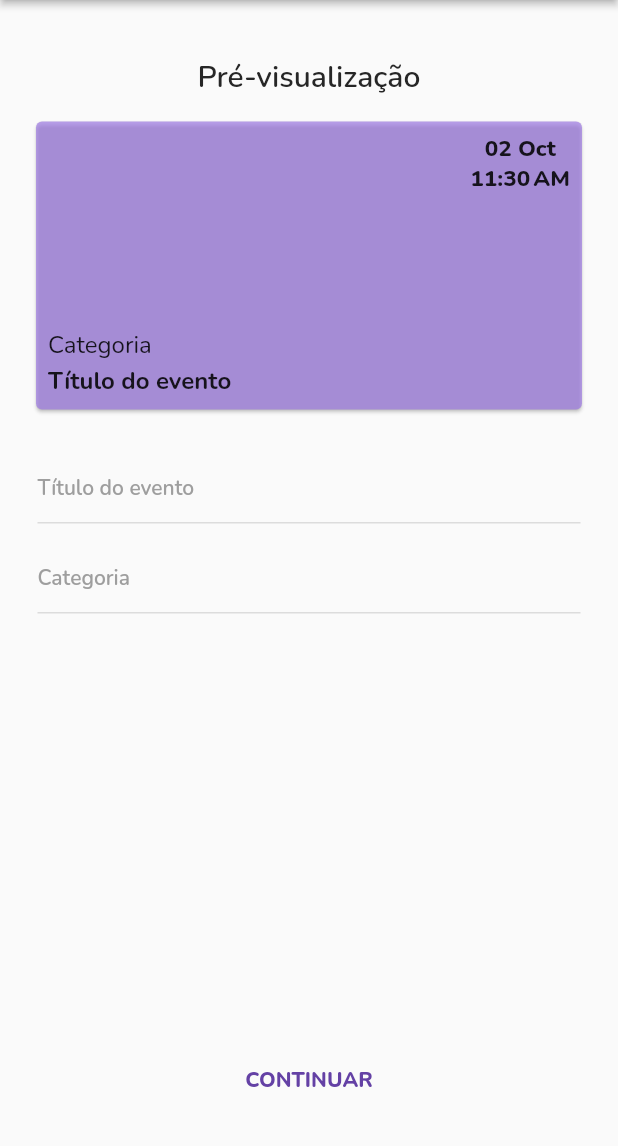
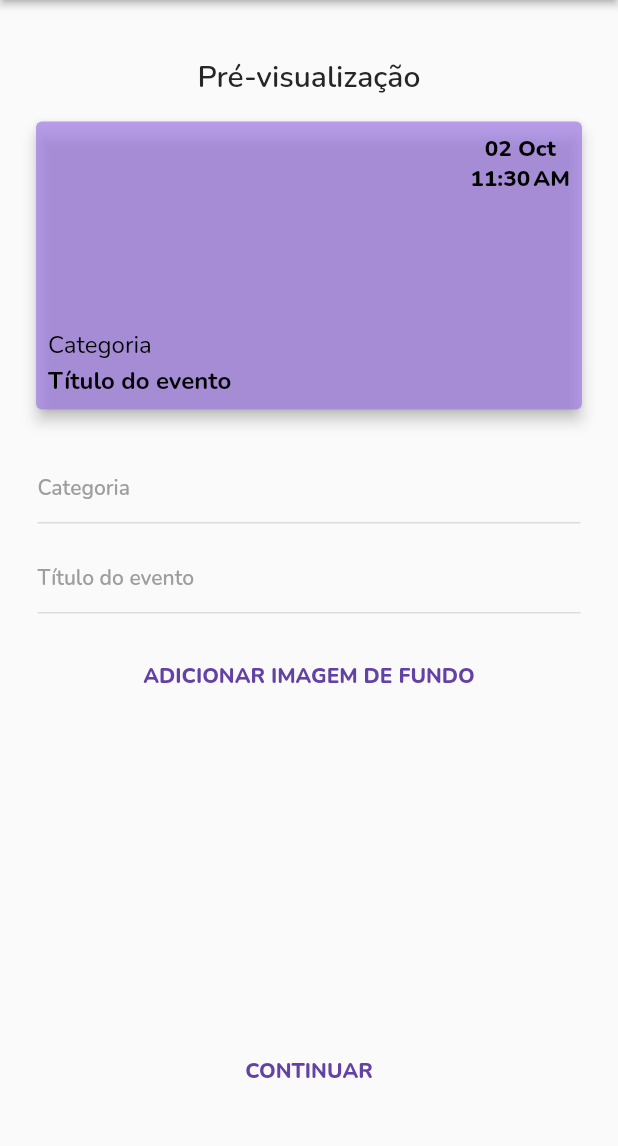
Before and after one commit to jonathalimax/streamer-time, a Flutter app: the CreateEventDateTimeScreen screen opened by its route, after a tap on "CONTINUAR", on a phone screen of 412 x 824 dp, the part 84-1230 px from its top. Run offline on Flutter 3.47's test engine with Material 2 defaults, Android fonts, the phone set to English and light mode, and no system bars; drawn by our look-alikes of flutter_typeahead; our stand-ins replace cached_network_image, cloud_firestore, firebase_core, flutter_secure_storage, flutter_spinkit, hive and 8 more; missing offline and left inert: twitch_api; accounts and stored records are empty.

Commit message:
Improve event data create screen

```diff
--- a/src/app/lib/app/app.dart
+++ b/src/app/lib/app/app.dart
@@ -1,5 +1,5 @@
+import 'package:app/features/event/event_data/create_event_data_screen.dart';
 import 'package:app/features/event/event_date/create_event_date_time_screen.dart';
-import 'package:app/features/event/event_title/create_event_title_screen.dart';
 import 'package:app/network/api/firestore_api.dart';
 import 'package:app/features/agenda/agenda_screen.dart';
 import 'package:app/features/agenda/agenda_viewmodel.dart';
@@ -36,7 +36,7 @@ import 'package:stacked_services/stacked_services.dart';
     MaterialRoute(page: StreamerScreen),
     MaterialRoute(page: ChannelsScreen),
     MaterialRoute(page: CreateEventDateTimeScreen),
-    MaterialRoute(page: CreateEventTitleScreen),
+    MaterialRoute(page: CreateEventDataScreen),
   ],
   dependencies: [
     LazySingleton(classType: TwitchService),
--- a/src/app/lib/app/app.router.dart
+++ b/src/app/lib/app/app.router.dart
@@ -13,9 +13,8 @@ import 'package:stacked/stacked_annotations.dart';
 import '../features/agenda/agenda_screen.dart';
 import '../features/channels/channels_screen.dart';
 import '../features/discover/discover_screen.dart';
+import '../features/event/event_data/create_event_data_screen.dart';
 import '../features/event/event_date/create_event_date_time_screen.dart';
-import '../features/event/event_title/create_event_title_screen.dart';
-import '../features/event/event_title/create_event_title_viewmodel.dart';
 import '../features/home/home_screen.dart';
 import '../features/login/login_screen.dart';
 import '../features/profile/profile_screen.dart';
@@ -36,7 +35,7 @@ class Routes {
   static const String channelsScreen = '/channels-screen';
   static const String createEventDateTimeScreen =
       '/create-event-date-time-screen';
-  static const String createEventTitleScreen = '/create-event-title-screen';
+  static const String createEventDataScreen = '/create-event-data-screen';
   static const all = <String>{
     startupScreen,
     loginScreen,
@@ -48,7 +47,7 @@ class Routes {
     streamerScreen,
     channelsScreen,
     createEventDateTimeScreen,
-    createEventTitleScreen,
+    createEventDataScreen,
   };
 }
 
@@ -66,7 +65,7 @@ class StackedRouter extends RouterBase {
     RouteDef(Routes.streamerScreen, page: StreamerScreen),
     RouteDef(Routes.channelsScreen, page: ChannelsScreen),
     RouteDef(Routes.createEventDateTimeScreen, page: CreateEventDateTimeScreen),
-    RouteDef(Routes.createEventTitleScreen, page: CreateEventTitleScreen),
+    RouteDef(Routes.createEventDataScreen, page: CreateEventDataScreen),
   ];
   @override
   Map<Type, StackedRouteFactory> get pagesMap => _pagesMap;
@@ -144,10 +143,10 @@ class StackedRouter extends RouterBase {
         settings: data,
       );
     },
-    CreateEventTitleScreen: (data) {
-      var args = data.getArgs<CreateEventTitleScreenArguments>(nullOk: false);
+    CreateEventDataScreen: (data) {
+      var args = data.getArgs<CreateEventDataScreenArguments>(nullOk: false);
       return MaterialPageRoute<MaterialRoute<dynamic>>(
-        builder: (context) => CreateEventTitleScreen(
+        builder: (context) => CreateEventDataScreen(
           key: args.key,
           viewModel: args.viewModel,
         ),
@@ -183,9 +182,9 @@ class ChannelsScreenArguments {
   ChannelsScreenArguments({required this.game, required this.gameId, this.key});
 }
 
-/// CreateEventTitleScreen arguments holder class
-class CreateEventTitleScreenArguments {
+/// CreateEventDataScreen arguments holder class
+class CreateEventDataScreenArguments {
   final Key? key;
-  final CreateEventTitleViewModel viewModel;
-  CreateEventTitleScreenArguments({this.key, required this.viewModel});
+  final dynamic viewModel;
+  CreateEventDataScreenArguments({this.key, required this.viewModel});
 }
--- a/src/app/lib/features/event/event_title/create_event_title_screen.dart
+++ b/src/app/lib/features/event/event_data/create_event_data_screen.dart
@@ -1,8 +1,9 @@
-import 'package:app/features/event/event_title/create_event_title_viewmodel.dart';
+import 'package:app/features/event/event_data/create_event_data_viewmodel.dart';
 import 'package:app/widgets/card_event/card_event_view.dart';
 import 'package:design_system/design_system.dart';
 import 'package:design_system/widgets/app_button.dart';
 import 'package:design_system/widgets/app_text.dart';
+import 'package:flutter/cupertino.dart';
 
 import 'package:flutter/material.dart';
 import 'package:flutter_spinkit/flutter_spinkit.dart';
@@ -10,12 +11,12 @@ import 'package:flutter_typeahead/flutter_typeahead.dart';
 import 'package:stacked/stacked.dart';
 import 'package:twitch_api/twitch_api.dart';
 
-class CreateEventTitleScreen extends StatelessWidget {
-  final CreateEventTitleViewModel viewModel;
+class CreateEventDataScreen extends StatelessWidget {
+  final CreateEventDataViewModel viewModel;
   final TextEditingController _controller;
   final FocusNode _focusNode;
 
-  CreateEventTitleScreen({
+  CreateEventDataScreen({
     Key? key,
     required this.viewModel,
   })  : _controller = TextEditingController(),
@@ -24,7 +25,7 @@ class CreateEventTitleScreen extends StatelessWidget {
 
   @override
   Widget build(BuildContext context) {
-    return ViewModelBuilder<CreateEventTitleViewModel>.reactive(
+    return ViewModelBuilder<CreateEventDataViewModel>.reactive(
       viewModelBuilder: () => viewModel,
       builder: (context, viewModel, _) => Scaffold(
         appBar: AppBar(
@@ -60,25 +61,63 @@ class CreateEventTitleScreen extends StatelessWidget {
                           date: viewModel.selectedDateFormated,
                           time: viewModel.selectedTimeFormated,
                           width: double.infinity,
+                          fontColor: kcIceWhite,
+                          backgroundImage: viewModel.selectedImage,
                         ),
                       ),
                       SizedBox(height: 24),
+                      buildCategorySearch(context, viewModel),
+                      SizedBox(height: 12),
                       Padding(
                         padding: const EdgeInsets.symmetric(horizontal: 5),
                         child: AppTextField(
+                          focusNode: _focusNode,
                           placeholder: 'Título do evento',
                           onChanged: viewModel.setTitle,
-                          textInputAction: TextInputAction.next,
-                          onSubmitted: (_) => _focusNode.requestFocus(),
                         ),
                       ),
-                      SizedBox(height: 12),
-                      Padding(
+                      SizedBox(height: 20),
+                      SizedBox(
+                        width: 290,
+                        child: AppButton(
+                          title: 'Adicionar imagem de fundo',
+                          action: () =>
+                              viewModel.showImageSourceActionSheet(context),
+                          color: Colors.transparent,
+                          titleColor: Theme.of(context).primaryColor,
+                        ),
+                      ),
+                      Spacer(flex: 5),
+                      SizedBox(
+                        width: 290,
+                        child: AppButton(
+                          title: 'Continuar',
+                          action: () => {},
+                          color: Colors.transparent,
+                          titleColor: Theme.of(context).primaryColor,
+                        ),
+                      ),
+                      SizedBox(height: 24),
+                    ],
+                  ),
+                ),
+              ],
+            ),
+          ),
+        ),
+      ),
+    );
+  }
+
+  Padding buildCategorySearch(
+      BuildContext context, CreateEventDataViewModel viewModel) {
+    return Padding(
       padding: const EdgeInsets.symmetric(horizontal: 5),
       child: TypeAheadField<TwitchGame?>(
         debounceDuration: Duration(milliseconds: 500),
         textFieldConfiguration: TextFieldConfiguration(
-                            focusNode: _focusNode,
+          textInputAction: TextInputAction.next,
+          onSubmitted: (_) => _focusNode.requestFocus(),
           controller: _controller,
           scrollPadding: EdgeInsets.only(bottom: 150),
           decoration: appInputTextDecoration(
@@ -117,27 +156,6 @@ class CreateEventTitleScreen extends StatelessWidget {
           );
         },
       ),
-                      ),
-                      SizedBox(height: 200),
-                      Spacer(flex: 5),
-                      SizedBox(
-                        width: 290,
-                        child: AppButton(
-                          title: 'Continuar',
-                          action: () => {},
-                          color: Colors.transparent,
-                          titleColor: Theme.of(context).primaryColor,
-                        ),
-                      ),
-                      Spacer(flex: 1),
-                    ],
-                  ),
-                ),
-              ],
-            ),
-          ),
-        ),
-      ),
     );
   }
 }
--- /dev/null
+++ b/src/app/lib/features/event/event_data/create_event_data_viewmodel.dart
@@ -0,0 +1,110 @@
+import 'dart:io';
+
+import 'package:app/app/app.locator.dart';
+import 'package:app/network/services/twitch_service.dart';
+import 'package:flutter/cupertino.dart';
+import 'package:flutter/material.dart';
+import 'package:image_picker/image_picker.dart';
+import 'package:stacked/stacked.dart';
+import 'package:twitch_api/twitch_api.dart';
+
+class CreateEventDataViewModel extends BaseViewModel {
+  final _picker = ImagePicker();
+  final _twitchService = locator<TwitchService>();
+
+  String? selectedTitle;
+  TwitchGame? selectedCategory;
+  File? selectedImage;
+
+  final String selectedDateFormated;
+  final String selectedTimeFormated;
+
+  CreateEventDataViewModel(
+    this.selectedDateFormated,
+    this.selectedTimeFormated,
+  );
+
+  Future<List<TwitchGame>> getCategorySuggestion(String query) async {
+    TwitchResponse<TwitchGame> response;
+
+    response = query.isEmpty
+        ? await _twitchService.client.getTopGames()
+        : await _twitchService.client.searchCategories(query: query);
+
+    if (response.data == null) [];
+    return response.data!
+        .where(
+          (game) => game.name.toLowerCase().contains(query.toLowerCase()),
+        )
+        .toList();
+  }
+
+  Future<void> setCategory(TwitchGame category) async {
+    this.selectedCategory = category;
+    notifyListeners();
+  }
+
+  setTitle(String title) {
+    this.selectedTitle = title;
+    notifyListeners();
+  }
+
+  void showImageSourceActionSheet(BuildContext context) {
+    if (Platform.isIOS) {
+      showCupertinoModalPopup(
+        context: context,
+        builder: (context) => CupertinoActionSheet(
+          actions: [
+            CupertinoActionSheetAction(
+              child: Text('Camera'),
+              onPressed: () {
+                Navigator.pop(context);
+                _selectImage(ImageSource.camera);
+              },
+            ),
+            CupertinoActionSheetAction(
+              child: Text('Galeria'),
+              onPressed: () {
+                Navigator.pop(context);
+                _selectImage(ImageSource.gallery);
+              },
+            )
+          ],
+        ),
+      );
+    } else {
+      showModalBottomSheet(
+        context: context,
+        builder: (context) => Wrap(children: [
+          ListTile(
+            leading: Icon(Icons.camera_alt),
+            title: Text('Camera'),
+            onTap: () {
+              Navigator.pop(context);
+              _selectImage(ImageSource.camera);
+            },
+          ),
+          ListTile(
+            leading: Icon(Icons.photo_album),
+            title: Text('Galeria'),
+            onTap: () {
+              Navigator.pop(context);
+              _selectImage(ImageSource.gallery);
+            },
+          ),
+        ]),
+      );
+    }
+  }
+
+  Future<void> _selectImage(ImageSource source) async {
+    try {
+      final image = await _picker.pickImage(source: source);
+      if (image == null) return;
+      selectedImage = File(image.path);
+      notifyListeners();
+    } catch (error) {
+      print(error.toString());
+    }
+  }
+}
--- a/src/app/lib/features/event/event_date/create_event_date_time_screen.dart
+++ b/src/app/lib/features/event/event_date/create_event_date_time_screen.dart
@@ -74,7 +74,7 @@ class CreateEventDateTimeScreen extends StatelessWidget {
                     titleColor: Theme.of(context).primaryColor,
                   ),
                 ),
-                Spacer(flex: 1),
+                SizedBox(height: 24),
               ],
             ),
           ),
--- a/src/app/lib/features/event/event_date/create_event_date_viewmodel.dart
+++ b/src/app/lib/features/event/event_date/create_event_date_viewmodel.dart
@@ -1,6 +1,6 @@
 import 'package:app/app/app.locator.dart';
 import 'package:app/app/app.router.dart';
-import 'package:app/features/event/event_title/create_event_title_viewmodel.dart';
+import 'package:app/features/event/event_data/create_event_data_viewmodel.dart';
 import 'package:design_system/styles/app_colors.dart';
 import 'package:flutter/material.dart';
 import 'package:intl/intl.dart';
@@ -85,13 +85,13 @@ class CreateEventDateViewModel extends BaseViewModel {
   }
 
   Future<void> startEventTimeScreen() async {
-    final viewModel = CreateEventTitleViewModel(
+    final viewModel = CreateEventDataViewModel(
       selectedDateFormated,
       selectedTimeFormated,
     );
     return await _navigation.navigateTo(
-      Routes.createEventTitleScreen,
-      arguments: CreateEventTitleScreenArguments(viewModel: viewModel),
+      Routes.createEventDataScreen,
+      arguments: CreateEventDataScreenArguments(viewModel: viewModel),
     );
   }
 }
--- a/src/app/lib/features/event/event_title/create_event_title_viewmodel.dart
+++ /dev/null
@@ -1,44 +0,0 @@
-import 'package:app/app/app.locator.dart';
-import 'package:app/network/services/twitch_service.dart';
-import 'package:stacked/stacked.dart';
-import 'package:twitch_api/twitch_api.dart';
-
-class CreateEventTitleViewModel extends BaseViewModel {
-  final _twitchService = locator<TwitchService>();
-
-  String? selectedTitle;
-  TwitchGame? selectedCategory;
-
-  final String selectedDateFormated;
-  final String selectedTimeFormated;
-
-  CreateEventTitleViewModel(
-    this.selectedDateFormated,
-    this.selectedTimeFormated,
-  );
-
-  Future<List<TwitchGame>> getCategorySuggestion(String query) async {
-    TwitchResponse<TwitchGame> response;
-
-    response = query.isEmpty
-        ? await _twitchService.client.getTopGames()
-        : await _twitchService.client.searchCategories(query: query);
-
-    if (response.data == null) [];
-    return response.data!
-        .where(
-          (game) => game.name.toLowerCase().contains(query.toLowerCase()),
-        )
-        .toList();
-  }
-
-  Future<void> setCategory(TwitchGame category) async {
-    this.selectedCategory = category;
-    notifyListeners();
-  }
-
-  setTitle(String title) {
-    this.selectedTitle = title;
-    notifyListeners();
-  }
-}
--- a/src/app/lib/widgets/card_event/card_event_view.dart
+++ b/src/app/lib/widgets/card_event/card_event_view.dart
@@ -1,3 +1,5 @@
+import 'dart:io';
+
 import 'package:design_system/design_system.dart';
 import 'package:flutter/material.dart';
 
@@ -8,6 +10,9 @@ class CardEventView extends StatelessWidget {
   final String? time;
   final Color? color;
   final double? width;
+  final File? backgroundImage;
+  final Color? fontColor;
+  final bool hasOverlay;
 
   const CardEventView({
     Key? key,
@@ -16,16 +21,44 @@ class CardEventView extends StatelessWidget {
     required this.date,
     this.time,
     this.color,
-    this.width,
+    this.width = 300,
+    this.backgroundImage,
+    this.fontColor,
+    this.hasOverlay = false,
   }) : super(key: key);
 
   @override
   Widget build(BuildContext context) {
     return Container(
-      width: width ?? 300,
+      width: width,
       child: Card(
+        clipBehavior: Clip.antiAlias,
+        elevation: 4,
         color: color ?? kcLightPurple.withOpacity(.7),
-        child: Padding(
+        child: Stack(
+          alignment: Alignment.center,
+          children: <Widget>[
+            if (backgroundImage != null)
+              Container(
+                decoration: BoxDecoration(
+                  image: DecorationImage(
+                    colorFilter: new ColorFilter.mode(
+                      hasOverlay
+                          ? Colors.black.withOpacity(.7)
+                          : Colors.black.withOpacity(1),
+                      BlendMode.dstATop,
+                    ),
+                    fit: BoxFit.fill,
+                    image: Image.file(
+                      backgroundImage!,
+                      isAntiAlias: true,
+                      filterQuality: FilterQuality.high,
+                      errorBuilder: (context, _, stackTrack) => Container(),
+                    ).image,
+                  ),
+                ),
+              ),
+            Padding(
               padding: const EdgeInsets.all(8.0),
               child: Column(
                 crossAxisAlignment: CrossAxisAlignment.start,
@@ -39,17 +72,25 @@ class CardEventView extends StatelessWidget {
                         children: [
                           AppText(
                             date,
+                            hasShadow: backgroundImage != null,
                             style: TextStyle(
                               fontSize: 15,
                               fontWeight: FontWeight.w800,
+                              color: backgroundImage == null
+                                  ? Colors.black
+                                  : fontColor,
                             ),
                           ),
                           if (time != null)
                             AppText(
-                          time!.toUpperCase(),
+                              time!,
+                              hasShadow: backgroundImage != null,
                               style: TextStyle(
                                 fontSize: 15,
                                 fontWeight: FontWeight.w800,
+                                color: backgroundImage == null
+                                    ? Colors.black
+                                    : fontColor,
                               ),
                             ),
                         ],
@@ -59,22 +100,28 @@ class CardEventView extends StatelessWidget {
                   Spacer(),
                   AppText(
                     category,
+                    hasShadow: backgroundImage != null,
                     style: TextStyle(
                       fontSize: 16,
+                      color: backgroundImage == null ? Colors.black : fontColor,
                     ),
                   ),
                   SizedBox(height: 2),
                   AppText(
                     title,
+                    hasShadow: backgroundImage != null,
                     style: TextStyle(
                       fontSize: 16,
                       fontWeight: FontWeight.w700,
+                      color: backgroundImage == null ? Colors.black : fontColor,
                     ),
                     maxLines: 2,
                   ),
                 ],
               ),
             ),
+          ],
+        ),
       ),
     );
   }
--- a/src/design_system/lib/widgets/app_button.dart
+++ b/src/design_system/lib/widgets/app_button.dart
@@ -7,14 +7,14 @@ class AppButton extends StatelessWidget {
   final Color color;
   final bool outlined;
   final VoidCallback action;
-  final AssetImage? leading;
+  final Icon? trailing;
 
   const AppButton.outlined({
     required this.title,
     required this.action,
     this.titleColor,
     this.color = kcIceWhite,
-    this.leading,
+    this.trailing,
   }) : outlined = true;
 
   const AppButton({
@@ -22,7 +22,7 @@ class AppButton extends StatelessWidget {
     required this.action,
     this.titleColor,
     this.color = kcIceWhite,
-    this.leading,
+    this.trailing,
   }) : outlined = false;
 
   @override
@@ -46,15 +46,8 @@ class AppButton extends StatelessWidget {
       child: Stack(
         fit: StackFit.expand,
         children: <Widget>[
-          if (leading != null)
-            Container(
-              alignment: Alignment.centerLeft,
-              child: Image(
-                image: leading!,
-                width: 40,
-                fit: BoxFit.fill,
-              ),
-            ),
+          if (trailing != null)
+            Container(alignment: Alignment.centerRight, child: trailing),
           ElevatedButton(
             onPressed: action,
             child: Text(
--- a/src/design_system/lib/widgets/app_text.dart
+++ b/src/design_system/lib/widgets/app_text.dart
@@ -7,12 +7,14 @@ class AppText extends StatelessWidget {
   final Color? color;
   final TextAlign? textAlign;
   final int? maxLines;
+  final bool hasShadow;
 
   const AppText.heading1(
     this.text, {
     this.color,
     this.textAlign,
     this.maxLines,
+    this.hasShadow = false,
   }) : style = ktsHeading1Style;
 
   const AppText.heading2(
@@ -20,6 +22,7 @@ class AppText extends StatelessWidget {
     this.color,
     this.textAlign,
     this.maxLines,
+    this.hasShadow = false,
   }) : style = ktsHeading2Style;
 
   const AppText.heading3(
@@ -27,6 +30,7 @@ class AppText extends StatelessWidget {
     this.color,
     this.textAlign,
     this.maxLines,
+    this.hasShadow = false,
   }) : style = ktsHeading3Style;
 
   const AppText.heading4(
@@ -34,6 +38,7 @@ class AppText extends StatelessWidget {
     this.color,
     this.textAlign,
     this.maxLines,
+    this.hasShadow = false,
   }) : style = ktsHeading4Style;
 
   const AppText.headline(
@@ -41,6 +46,7 @@ class AppText extends StatelessWidget {
     this.color,
     this.textAlign,
     this.maxLines,
+    this.hasShadow = false,
   }) : style = ktsHeadlineStyle;
 
   const AppText.subheading(
@@ -48,6 +54,7 @@ class AppText extends StatelessWidget {
     this.color,
     this.textAlign,
     this.maxLines,
+    this.hasShadow = false,
   }) : style = ktsSubheadingStyle;
 
   const AppText.caption(
@@ -55,6 +62,7 @@ class AppText extends StatelessWidget {
     this.color,
     this.textAlign,
     this.maxLines,
+    this.hasShadow = false,
   }) : style = ktsCaptionStyle;
 
   const AppText.captionBold(
@@ -62,6 +70,7 @@ class AppText extends StatelessWidget {
     this.color,
     this.textAlign,
     this.maxLines,
+    this.hasShadow = false,
   }) : style = ktsCaptionBoldStyle;
 
   const AppText.body(
@@ -69,6 +78,7 @@ class AppText extends StatelessWidget {
     this.color,
     this.textAlign,
     this.maxLines,
+    this.hasShadow = false,
   }) : style = ktsBodyStyle;
 
   const AppText.bodyBold(
@@ -76,6 +86,7 @@ class AppText extends StatelessWidget {
     this.color,
     this.textAlign,
     this.maxLines,
+    this.hasShadow = false,
   }) : style = ktsBodyBoldStyle;
 
   AppText(
@@ -84,6 +95,7 @@ class AppText extends StatelessWidget {
     this.color,
     this.textAlign,
     this.maxLines,
+    this.hasShadow = false,
   });
 
   @override
@@ -92,6 +104,14 @@ class AppText extends StatelessWidget {
       text,
       style: style.copyWith(
         color: color,
+        shadows: <Shadow>[
+          if (hasShadow)
+            Shadow(
+              offset: Offset(.1, .1),
+              blurRadius: 15.0,
+              color: Colors.black,
+            ),
+        ],
       ),
       maxLines: maxLines,
       textAlign: textAlign,
--- a/src/design_system/lib/widgets/app_text_field.dart
+++ b/src/design_system/lib/widgets/app_text_field.dart
@@ -12,6 +12,7 @@ class AppTextField extends StatelessWidget {
   final Iterable<String>? autofillHints;
   final TextInputAction? textInputAction;
   final TextEditingController? controller;
+  final FocusNode? focusNode;
   final Function(String)? onChanged;
   final Function(String)? onSubmitted;
 
@@ -27,6 +28,7 @@ class AppTextField extends StatelessWidget {
     this.autofillHints,
     this.textInputAction,
     this.controller,
+    this.focusNode,
     this.onChanged,
     this.onSubmitted,
   }) : super(key: key);
@@ -36,6 +38,7 @@ class AppTextField extends StatelessWidget {
     return TextField(
       onChanged: onChanged,
       controller: controller,
+      focusNode: focusNode,
       keyboardType: keyboardType,
       obscureText: isPassword,
       autocorrect: autoCorrect,
```
Also changed, not shown: src/app/pubspec.yaml (+9 -3 lines), src/app/pubspec.lock, 2 other files. Lines whose indentation alone changed are shown as unchanged.
